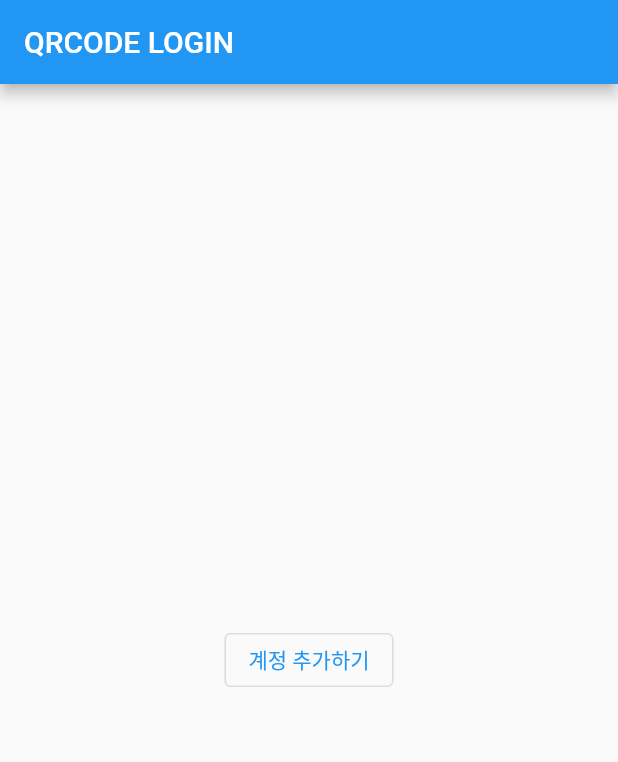
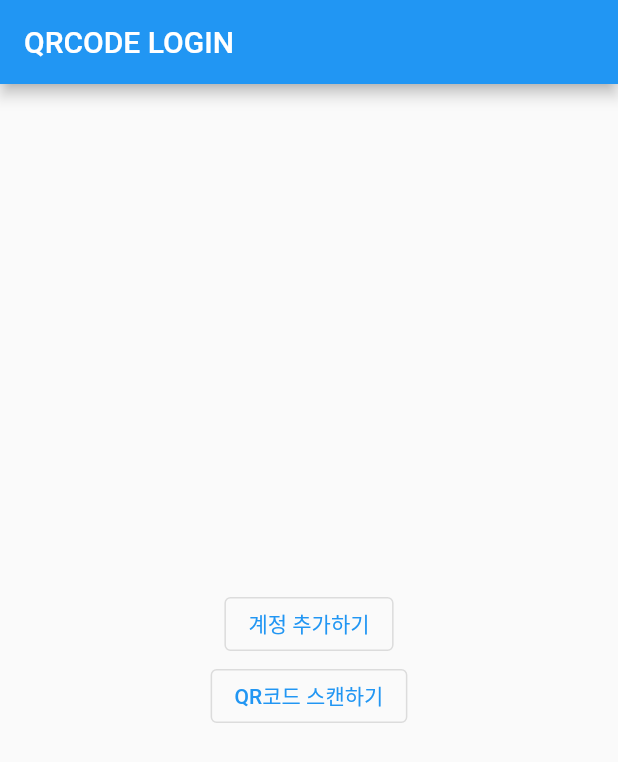
Before and after one commit to paring-chan/qrcode_login, a Flutter app: the screen it shows after launch, on a phone screen of 412 x 824 dp. Shown: the top 762 px of the screen. Run offline on Flutter 3.47's test engine with Material 2 defaults, Android fonts, the phone set to English and light mode, and no system bars; our stand-ins replace fluttertoast, permission_handler, sqflite; missing offline and left inert: qrscan; accounts and stored records are empty.

Commit message:
feat: scan qrcode button

```diff
--- a/lib/pages/Home.dart
+++ b/lib/pages/Home.dart
@@ -108,7 +108,9 @@ class MyApp extends StatelessWidget {
                       SnackBar(content: Text('카메라 사용 권한을 허용해주세요.')));
                 }
               },
-              child: Text('계정 추가하기'))
+              child: Text('계정 추가하기')),
+          OutlinedButton(onPressed: () {
+          }, child: Text('QR코드 스캔하기'))
         ],
         mainAxisAlignment: MainAxisAlignment.center,
         crossAxisAlignment: CrossAxisAlignment.center,
```
